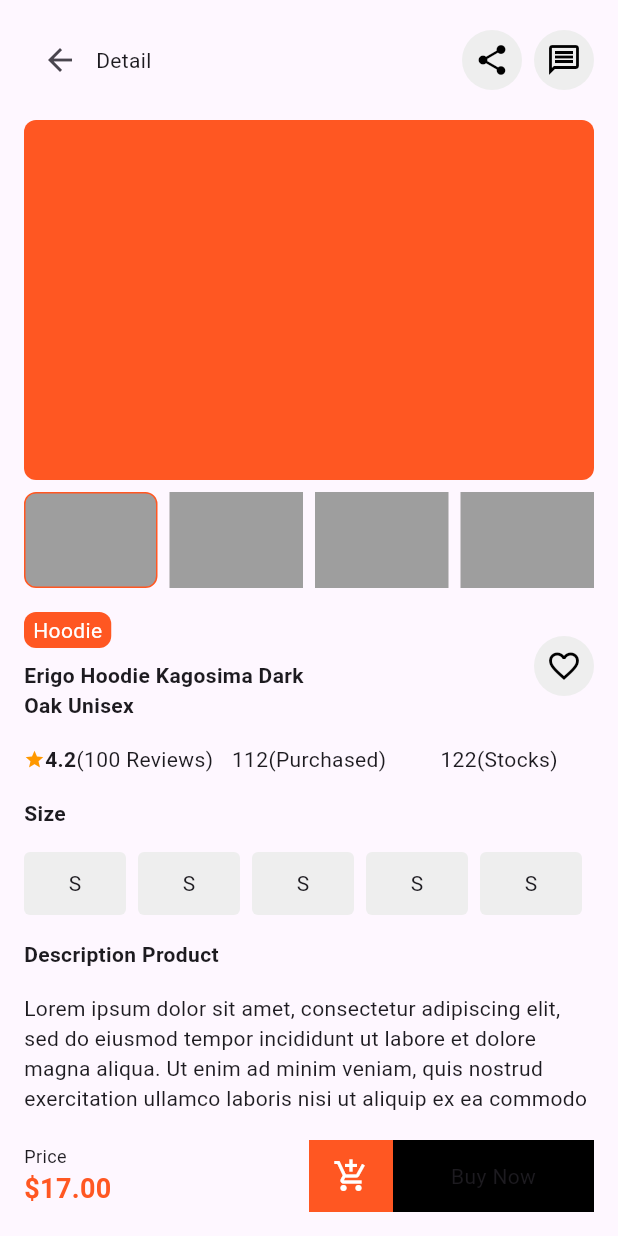
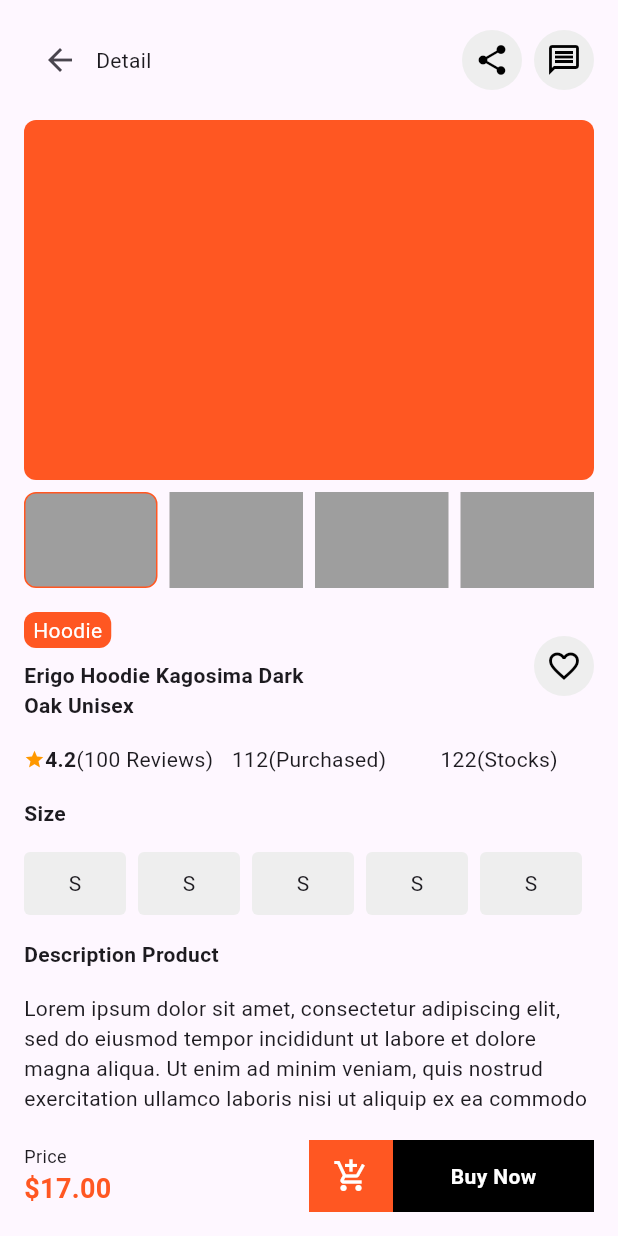
Before and after one commit to JAICHANGPARK/flutter_notebook_chapter_33, a Flutter app: the EcommerceDetailPage screen opened directly, on a phone screen of 412 x 824 dp. Run offline on Flutter 3.47's test engine with Material 2 defaults, Android fonts, the phone set to English and light mode, and no system bars; our stand-ins replace dots_indicator.

Commit message:
Update e_commerce_detail_page.dart

```diff
--- a/lib/ep1655_e_commerce_app/view/e_commerce_detail_page.dart
+++ b/lib/ep1655_e_commerce_app/view/e_commerce_detail_page.dart
@@ -265,7 +265,6 @@ class _EcommerceDetailPageState extends State<EcommerceDetailPage> {
               ),
               Expanded(
                   child: SelectableText(
-
                       "Lorem ipsum dolor sit amet, consectetur adipiscing elit, sed do eiusmod tempor incididunt ut labore et dolore magna aliqua. Ut enim ad minim veniam, quis nostrud exercitation ullamco laboris nisi ut aliquip ex ea commodo consequat. Duis aute irure dolor in reprehenderit in voluptate velit esse cillum dolore eu fugiat nulla pariatur. Excepteur sint occaecat cupidatat non proident, sunt in culpa qui officia deserunt mollit anim id est laborum.")),
               SizedBox(
                 height: 16,
@@ -312,7 +311,13 @@ class _EcommerceDetailPageState extends State<EcommerceDetailPage> {
                             child: Container(
                               color: Colors.black,
                               child: Center(
-                                child: Text("Buy Now"),
+                                child: Text(
+                                  "Buy Now",
+                                  style: TextStyle(
+                                    fontWeight: FontWeight.bold,
+                                    color: Colors.white,
+                                  ),
+                                ),
                               ),
                             ),
                           )
```
